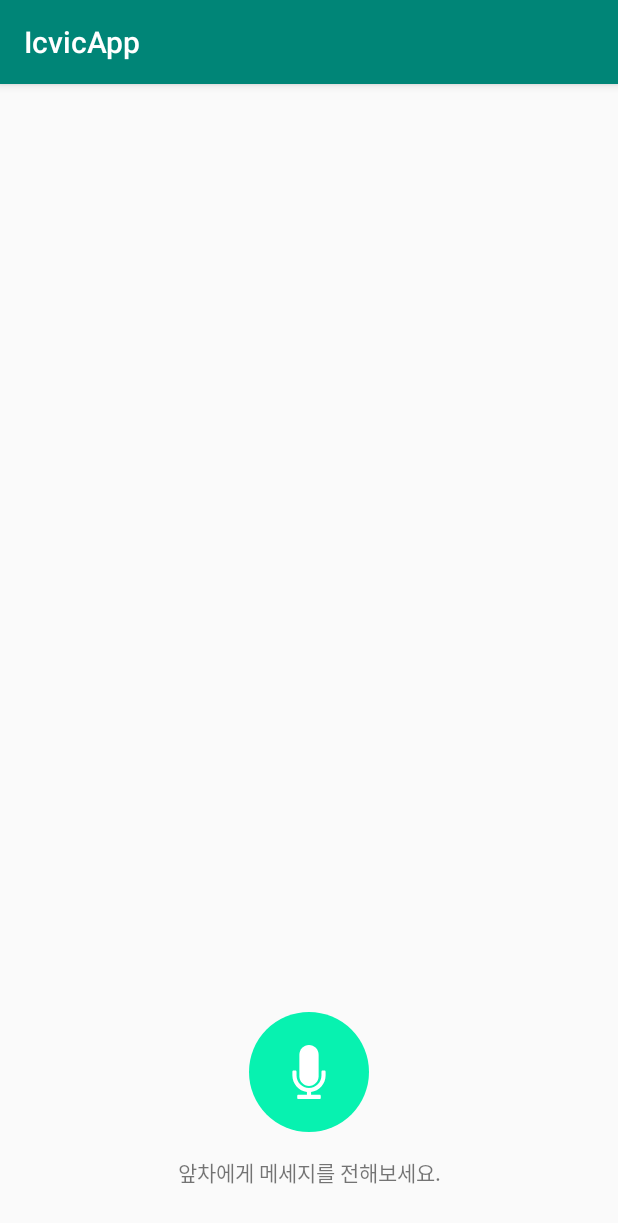
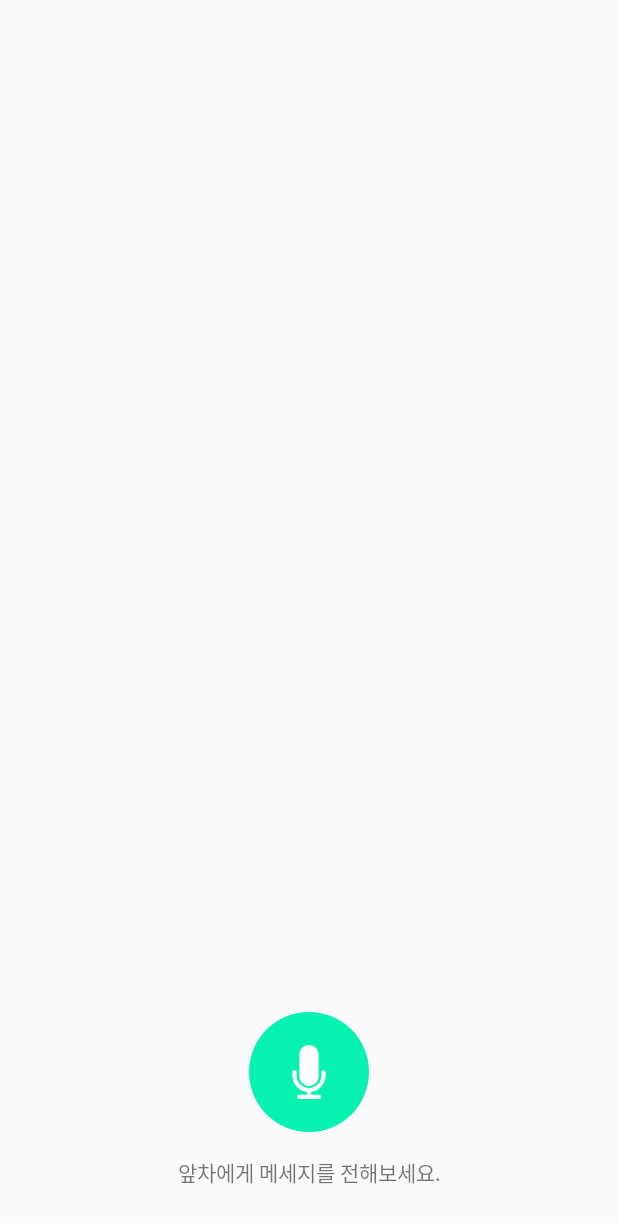
Before and after one commit to EmmanuelPC/sender, an Android app: the screen it shows after launch (MainActivity), on a phone screen of 412 x 824 dp. Shown: the top 1223 px of the screen. Run offline under Robolectric (Android 15) with nearby library versions, the phone set to English and light mode, and no system bars; libraries missing offline, so code that uses them is left out: com.naver.speech; 2 statements that could not run were skipped.

Commit message:
Remove ActionBar, Change StatusBar color

```diff
--- a/app/build.gradle
+++ b/app/build.gradle
@@ -5,7 +5,7 @@ android {
     buildToolsVersion "29.0.2"
     defaultConfig {
         applicationId "kr.osam.icvic.app"
-        minSdkVersion 21
+        minSdkVersion 23
         targetSdkVersion 29
         versionCode 1
         versionName "0.1.0"
--- a/app/src/main/res/values/colors.xml
+++ b/app/src/main/res/values/colors.xml
@@ -1,7 +1,4 @@
 <?xml version="1.0" encoding="utf-8"?>
 <resources>
-    <color name="colorPrimary">#008577</color>
-    <color name="colorPrimaryDark">#00574B</color>
-    <color name="colorAccent">#D81B60</color>
     <color name="lightGreen">#07f2b0</color>
 </resources>
--- a/app/src/main/res/values/styles.xml
+++ b/app/src/main/res/values/styles.xml
@@ -1,11 +1,9 @@
 <resources>
 
     <!-- Base application theme. -->
-    <style name="AppTheme" parent="Theme.AppCompat.Light.DarkActionBar">
-        <!-- Customize your theme here. -->
-        <item name="colorPrimary">@color/colorPrimary</item>
-        <item name="colorPrimaryDark">@color/colorPrimaryDark</item>
-        <item name="colorAccent">@color/colorAccent</item>
+    <style name="AppTheme" parent="Theme.AppCompat.Light.NoActionBar">
+        <item name="android:statusBarColor">#E6E6E6</item>
+        <item name="android:windowLightStatusBar">true</item>
     </style>
 
 </resources>
```
